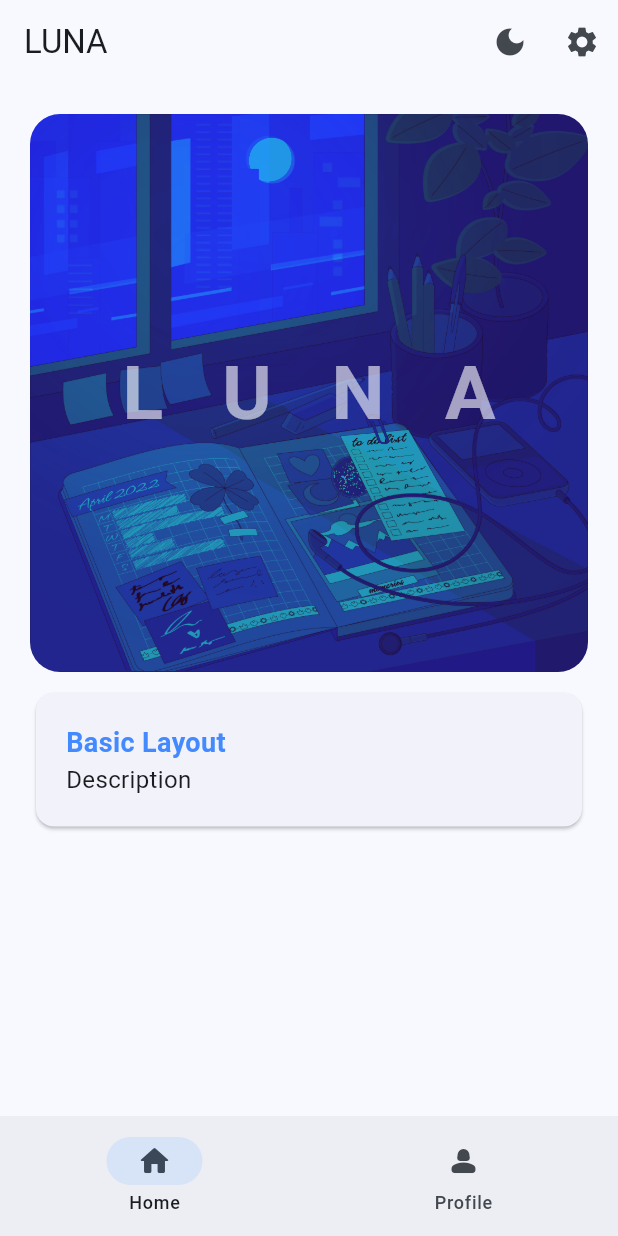
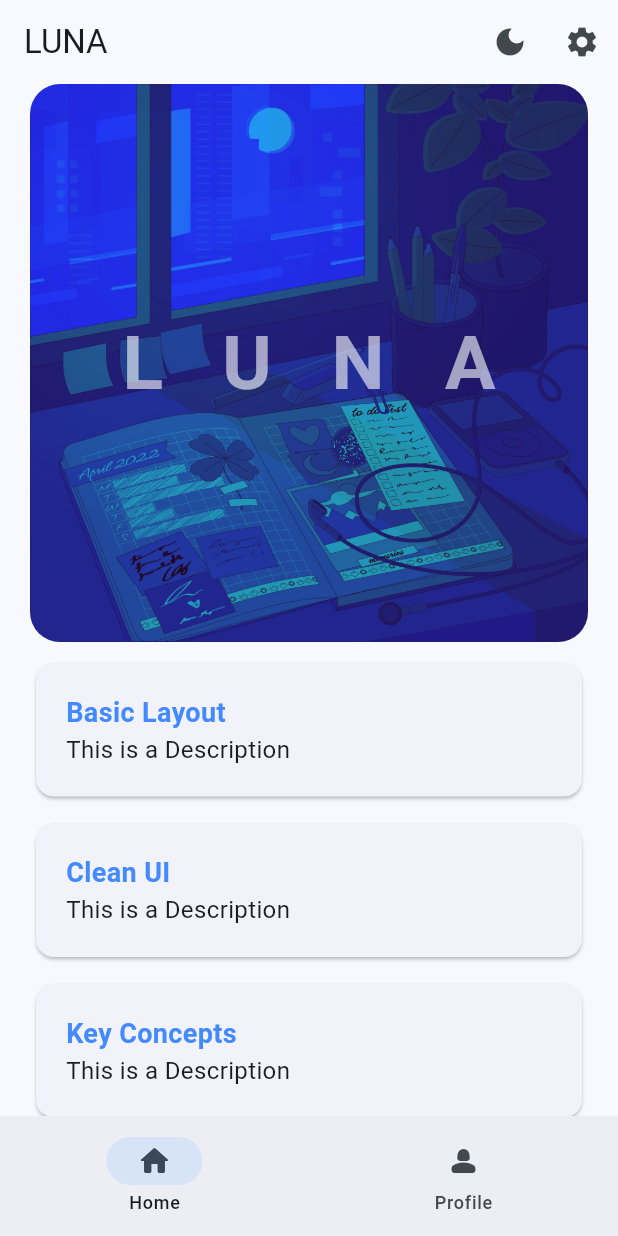
Before and after one commit to genedeh/first_flutter_app, a Flutter app: the WidgetTree screen opened directly, on a phone screen of 412 x 824 dp. Run offline on Flutter 3.47's test engine with Material 3 defaults, Android fonts, the phone set to English and light mode, and no system bars; our stand-ins replace lottie, shared_preferences; accounts and stored records are empty.

Commit message:
using list.genrate

```diff
--- a/lib/data/constants.dart
+++ b/lib/data/constants.dart
@@ -12,3 +12,5 @@ class CardStyle {
 class KConstant {
   static const String isDarkKey = 'isDarkKey';
 }
+
+List<String> kTitles = ['Basic Layout', 'Clean UI', 'Key Concepts', 'Fix Bugs'];
--- /dev/null
+++ b/lib/views/pages/course_page.dart
@@ -0,0 +1,19 @@
+import 'package:first_flutter_app/widgets/hero_widget.dart';
+import 'package:flutter/material.dart';
+
+class CoursePage extends StatelessWidget {
+  const CoursePage({super.key});
+
+  @override
+  Widget build(BuildContext context) {
+    return Scaffold(
+      appBar: AppBar(),
+      body: Padding(
+        padding: EdgeInsets.symmetric(horizontal: 20.0),
+        child: SingleChildScrollView(
+          child: Column(children: [HeroWidget(title: 'Course Page')]),
+        ),
+      ),
+    );
+  }
+}
--- a/lib/views/pages/home_page.dart
+++ b/lib/views/pages/home_page.dart
@@ -1,4 +1,6 @@
 import 'package:first_flutter_app/data/constants.dart';
+import 'package:first_flutter_app/views/pages/course_page.dart';
+import 'package:first_flutter_app/widgets/container_widget.dart';
 import 'package:first_flutter_app/widgets/hero_widget.dart';
 import 'package:flutter/material.dart';
 
@@ -8,26 +10,18 @@ class HomePage extends StatelessWidget {
   @override
   Widget build(BuildContext context) {
     return Padding(
-      padding: EdgeInsets.all(20.0),
+      padding: EdgeInsets.symmetric(horizontal: 20.0),
       child: SingleChildScrollView(
         child: Column(
           children: [
-            HeroWidget(title: 'LUNA'),
-            Padding(
-              padding: EdgeInsets.symmetric(vertical: 10.0),
-              child: Card(
-                child: Container(
-                  width: double.infinity,
-                  padding: EdgeInsets.all(20.0),
-                  child: Column(
-                    crossAxisAlignment: CrossAxisAlignment.start,
-                    children: [
-                      Text('Basic Layout', style: CardStyle.titleText),
-                      Text('Description', style: CardStyle.bodyText),
-                    ],
-                  ),
-                ),
-              ),
+            HeroWidget(title: 'LUNA', nextPage: CoursePage()),
+            Column(
+              children: List.generate(kTitles.length, (index) {
+                return ContainerWidget(
+                  title: kTitles.elementAt(index),
+                  description: 'This is a Description',
+                );
+              }),
             ),
           ],
         ),
--- /dev/null
+++ b/lib/widgets/container_widget.dart
@@ -0,0 +1,32 @@
+import 'package:first_flutter_app/data/constants.dart';
+import 'package:flutter/material.dart';
+
+class ContainerWidget extends StatelessWidget {
+  const ContainerWidget({
+    super.key,
+    required this.title,
+    required this.description,
+  });
+  final String title;
+  final String description;
+
+  @override
+  Widget build(BuildContext context) {
+    return Container(
+      width: double.infinity,
+      padding: EdgeInsets.only(top: 10.0),
+      child: Card(
+        child: Padding(
+          padding: const EdgeInsets.all(20.0),
+          child: Column(
+            crossAxisAlignment: CrossAxisAlignment.start,
+            children: [
+              Text(title, style: CardStyle.titleText),
+              Text(description, style: CardStyle.bodyText),
+            ],
+          ),
+        ),
+      ),
+    );
+  }
+}
--- a/lib/widgets/hero_widget.dart
+++ b/lib/widgets/hero_widget.dart
@@ -1,12 +1,26 @@
 import 'package:flutter/material.dart';
 
 class HeroWidget extends StatelessWidget {
-  const HeroWidget({super.key, required this.title});
+  const HeroWidget({super.key, required this.title, this.nextPage});
   final String title;
+  final Widget? nextPage;
 
   @override
   Widget build(BuildContext context) {
-    return Stack(
+    return GestureDetector(
+      onTap: nextPage != null
+          ? () {
+              Navigator.push(
+                context,
+                MaterialPageRoute(
+                  builder: (context) {
+                    return nextPage!;
+                  },
+                ),
+              );
+            }
+          : null,
+      child: Stack(
         alignment: Alignment.center,
         children: [
           Hero(
@@ -32,6 +46,7 @@ class HeroWidget extends StatelessWidget {
             ),
           ),
         ],
+      ),
     );
   }
 }
--- a/pubspec.yaml
+++ b/pubspec.yaml
@@ -36,6 +36,7 @@ dependencies:
   cupertino_icons: ^1.0.8
   lottie: ^3.3.2
   shared_preferences: ^2.5.3
+  flutter_launcher_icons: ^0.14.4
 
 dev_dependencies:
   flutter_test:
```
Also changed, not shown: pubspec.lock. Lines whose indentation alone changed are shown as unchanged.
